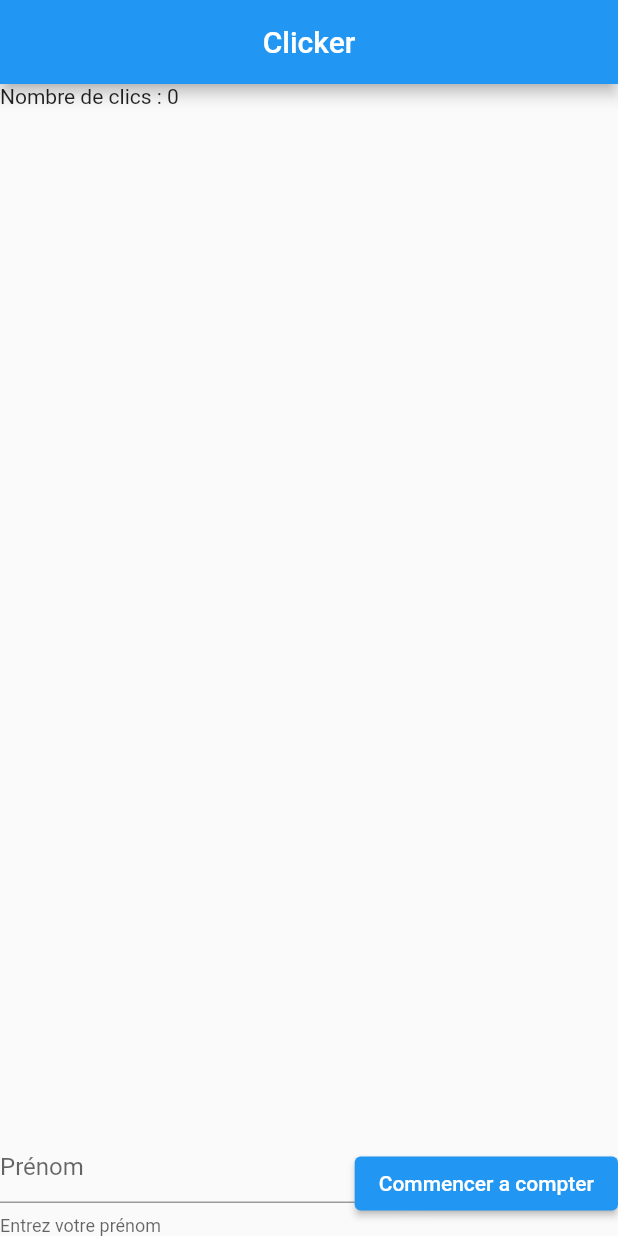
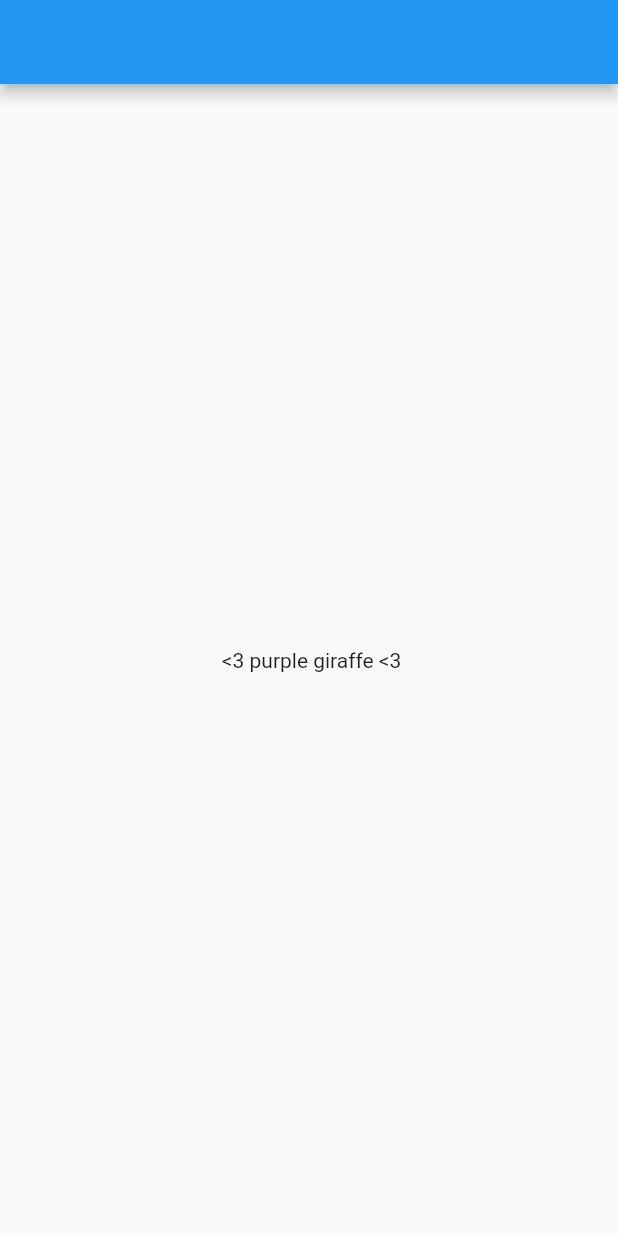
Before and after one commit to QuillianChardon/presentation_flutter, a Flutter app: the screen it shows after launch, on a phone screen of 412 x 824 dp. Run offline on Flutter 3.47's test engine with Material 2 defaults, Android fonts, the phone set to English and light mode, and no system bars.

Commit message:
rajout de l'exemple asynchrone

```diff
--- /dev/null
+++ b/Flutter/3_clickers/lib/asynchrone.dart
@@ -0,0 +1,37 @@
+import 'package:flutter/material.dart';
+
+class Asynchrone extends StatefulWidget {
+  const Asynchrone({Key? key}) : super(key: key);
+
+  @override
+  _AsynchroneState createState() => _AsynchroneState();
+}
+
+class _AsynchroneState extends State<Asynchrone> {
+  Future<String> _fonctionDeChargement() async {
+    return Future.delayed(Duration(seconds: 3), () => " <3 purple giraffe <3");
+  }
+
+  Widget myBuilder(BuildContext context, AsyncSnapshot<dynamic> snapshot) {
+    if (snapshot.hasData) {
+      return Text(snapshot.data.toString());
+    } else if (snapshot.hasError) {
+      return const Text("Erreur de chargement");
+    } else {
+      return const CircularProgressIndicator();
+    }
+  }
+
+  @override
+  Widget build(BuildContext context) {
+    return Scaffold(
+      appBar: AppBar(),
+      body: Center(
+        child: FutureBuilder(
+          builder: myBuilder,
+          future: _fonctionDeChargement(),
+        ),
+      ),
+    );
+  }
+}
--- a/Flutter/3_clickers/lib/main.dart
+++ b/Flutter/3_clickers/lib/main.dart
@@ -1,3 +1,4 @@
+import 'package:clickers/asynchrone.dart';
 import 'package:clickers/list_view.dart';
 import 'package:flutter/material.dart';
 import 'package:flutter/services.dart';
@@ -20,7 +21,8 @@ class MyApp extends StatelessWidget {
         primarySwatch: Colors.blue,
       ),
       //home: ListeView(),
-      home: GameScreen(),
+      home: Asynchrone(),
+      //home: GameScreen(),
       //home: const Accueil(),
     );
   }
--- /dev/null
+++ b/Flutter/3_clickers/lib/webservice.dart
@@ -0,0 +1,15 @@
+import 'package:flutter/material.dart';
+
+class WebService extends StatefulWidget {
+  const WebService({Key? key}) : super(key: key);
+
+  @override
+  _WebServiceState createState() => _WebServiceState();
+}
+
+class _WebServiceState extends State<WebService> {
+  @override
+  Widget build(BuildContext context) {
+    return Container();
+  }
+}
```
